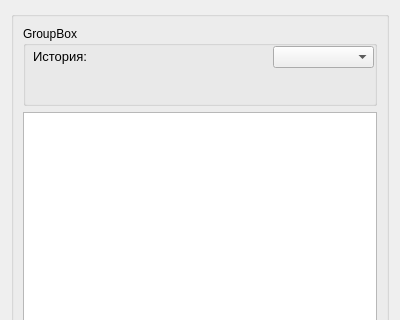
MicranDIIS/script_storage, file GUIproto/historywindow.ui: the form before one commit; both pictures show x 0 to 400 and y 0 to 320 of the 400 by 650 pixel window.
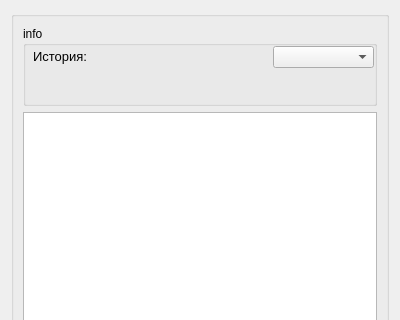
The form after the commit.

What changed in the file:
```diff
--- a/GUIproto/historywindow.ui
+++ b/GUIproto/historywindow.ui
@@ -53,7 +53,7 @@
          </size>
         </property>
         <property name="title">
-         <string>GroupBox</string>
+         <string>info</string>
         </property>
         <widget class="QLabel" name="ScriptNameLabel">
          <property name="geometry">
```
Left out of the diff: 17 changed lines with no effect on the pictures.
